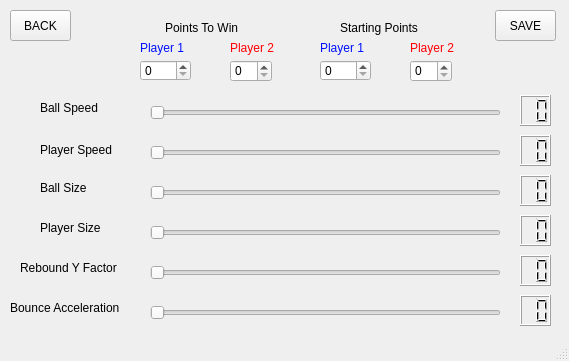
The window that screen_3.ui (kaustubh-karthik/pyqt-pong) describes before a commit, drawn with Qt 5.
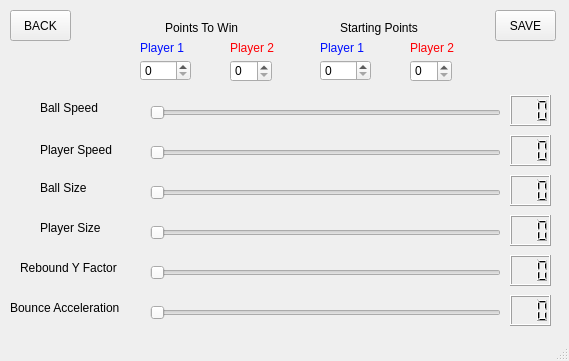
The same window after the commit.

Patch:
```diff
--- a/screen_3.ui
+++ b/screen_3.ui
@@ -350,79 +350,79 @@
    <widget class="QLCDNumber" name="ball_speed_lcd">
     <property name="geometry">
      <rect>
-      <x>520</x>
+      <x>510</x>
       <y>95</y>
-      <width>31</width>
+      <width>41</width>
       <height>31</height>
      </rect>
     </property>
     <property name="digitCount">
-     <number>2</number>
+     <number>3</number>
     </property>
    </widget>
    <widget class="QLCDNumber" name="player_speed_lcd">
     <property name="geometry">
      <rect>
-      <x>520</x>
+      <x>510</x>
       <y>135</y>
-      <width>31</width>
+      <width>41</width>
       <height>31</height>
      </rect>
     </property>
     <property name="digitCount">
-     <number>2</number>
+     <number>3</number>
     </property>
    </widget>
    <widget class="QLCDNumber" name="ball_size_lcd">
     <property name="geometry">
      <rect>
-      <x>520</x>
+      <x>510</x>
       <y>175</y>
-      <width>31</width>
+      <width>41</width>
       <height>31</height>
      </rect>
     </property>
     <property name="digitCount">
-     <number>2</number>
+     <number>3</number>
     </property>
    </widget>
    <widget class="QLCDNumber" name="player_size_lcd">
     <property name="geometry">
      <rect>
-      <x>520</x>
+      <x>510</x>
       <y>215</y>
-      <width>31</width>
+      <width>41</width>
       <height>31</height>
      </rect>
     </property>
     <property name="digitCount">
-     <number>2</number>
+     <number>3</number>
     </property>
    </widget>
    <widget class="QLCDNumber" name="rebound_y_lcd">
     <property name="geometry">
      <rect>
-      <x>520</x>
+      <x>510</x>
       <y>255</y>
-      <width>31</width>
+      <width>41</width>
       <height>31</height>
      </rect>
     </property>
     <property name="digitCount">
-     <number>2</number>
+     <number>3</number>
     </property>
    </widget>
    <widget class="QLCDNumber" name="bounce_acceleration_lcd">
     <property name="geometry">
      <rect>
-      <x>520</x>
+      <x>510</x>
       <y>295</y>
-      <width>31</width>
+      <width>41</width>
       <height>31</height>
      </rect>
     </property>
     <property name="digitCount">
-     <number>2</number>
+     <number>3</number>
     </property>
    </widget>
    <widget class="QPushButton" name="save_button">
```
Left out of the diff: 29 changed lines with no effect on the pictures.
